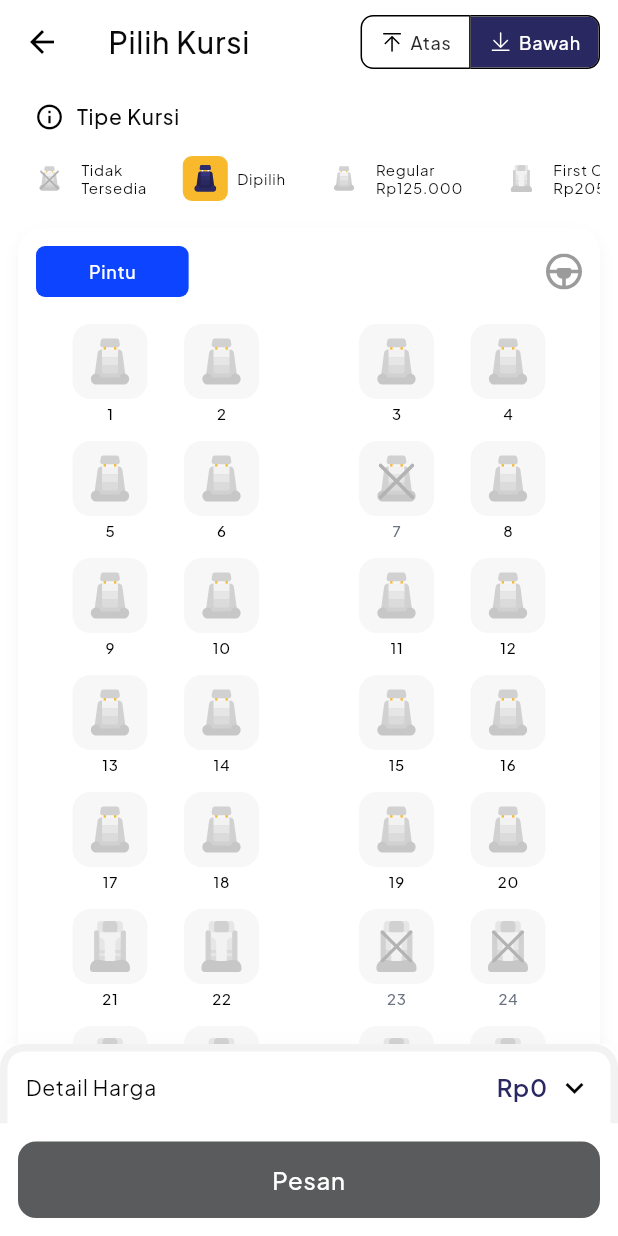
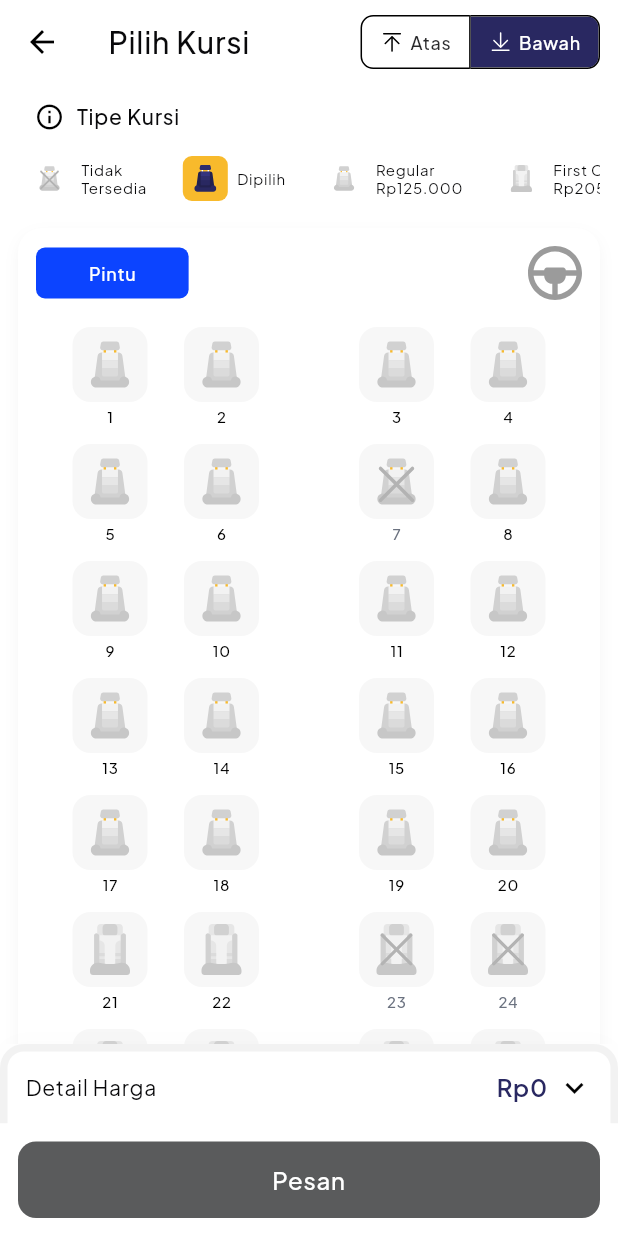
Before and after one commit to khalllishaa/shantika_cubit, a Flutter app: the PilihKursiScreen screen opened directly, on a phone screen of 412 x 824 dp. Run offline on Flutter 3.47's test engine with Material 3 defaults, Android fonts, the phone set to English and light mode, and no system bars; our stand-ins replace bloc, cached_network_image, carousel_slider, chewie, device_info_plus, dio and 33 more; missing offline and left inert: awesome_dio_interceptor, flutter_downloader, flutter_pdfview, with_space_between; accounts and stored records are empty; generated files the repository leaves out were written again; project files that could hold a hidden picture were left out.

Commit message:
feat: [KK] add kursi anda page

```diff
--- a/lib/features/home/books_ticket/list_armada_screen.dart
+++ b/lib/features/home/books_ticket/list_armada_screen.dart
@@ -1,7 +1,7 @@
 import 'package:flutter/material.dart';
 import 'package:flutter_svg/flutter_svg.dart';
 import 'package:intl/intl.dart';
-import 'package:shantika_cubit/features/home/books_ticket/pilh_kursi_bawah_screen.dart';
+import 'package:shantika_cubit/features/home/books_ticket/pilh_kursi_screen.dart';
 import '../../../ui/color.dart';
 import '../../../ui/dimension.dart';
 import '../../../ui/typography.dart';
--- /dev/null
+++ b/lib/features/home/books_ticket/pilh_kursi_screen.dart
@@ -0,0 +1,598 @@
+import 'package:flutter/material.dart';
+import 'package:flutter_svg/svg.dart';
+import 'package:shantika_cubit/features/home/books_ticket/cubit/detail_pesanan_screen.dart';
+import 'package:shantika_cubit/ui/shared_widget/custom_button.dart';
+import 'package:shantika_cubit/ui/typography.dart';
+import '../../../ui/color.dart';
+import '../../../ui/dimension.dart';
+
+class PilihKursiScreen extends StatefulWidget {
+  const PilihKursiScreen({Key? key}) : super(key: key);
+
+  @override
+  State<PilihKursiScreen> createState() => _PilihKursiScreenState();
+}
+
+class _PilihKursiScreenState extends State<PilihKursiScreen> {
+  bool isLantaiBawah = true;
+  bool showDetail = false;
+
+  final Set<int> selectedSeats = {};
+
+  final Map<int, String> seatStatusBawah = {
+    7: 'booked',
+    23: 'booked',
+    24: 'booked',
+    41: 'booked',
+  };
+
+  final Map<int, String> seatStatusAtas = {
+    5: 'booked',
+    12: 'booked',
+  };
+
+  final int totalBawah = 28;
+  final int totalAtas = 14;
+
+  final String svgAvailable = 'assets/icons/regular_avai_grey.svg';
+  final String svgSelected = 'assets/icons/regular_available.svg';
+  final String svgUnavailable = 'assets/icons/regular_filled.svg';
+  final String svgVipUnavailable = 'assets/icons/vip_filled.svg';
+  final String svgVipSelected = 'assets/icons/vip_available.svg';
+  final String svgVipAvailable = 'assets/icons/vip_avai_grey.svg';
+
+  @override
+  Widget build(BuildContext context) {
+    final currentStatus = isLantaiBawah ? seatStatusBawah : seatStatusAtas;
+
+    final int vipCount = selectedSeats.where((s) {
+      return isLantaiBawah
+          ? s >= (totalBawah - 7)
+          : s >= (totalAtas + 29 - 7);
+    }).length;
+
+    final int regularCount = selectedSeats.length - vipCount;
+
+    final int totalPrice = (vipCount * 205000) + (regularCount * 125000);
+
+    return Scaffold(
+      backgroundColor: black00,
+      appBar: AppBar(
+        backgroundColor: black00,
+        elevation: 0,
+        leading: IconButton(
+          icon: Icon(Icons.arrow_back, color: black950),
+          onPressed: () => Navigator.pop(context),
+        ),
+        title: Text('Pilih Kursi', style: xlMedium),
+        actions: [
+          Padding(
+            padding: EdgeInsets.only(right: spacing4),
+            child: ToggleButtons(
+              isSelected: [!isLantaiBawah, isLantaiBawah],
+              onPressed: (index) {
+                setState(() {
+                  isLantaiBawah = index == 1;
+                  selectedSeats.clear();
+                  showDetail = false;
+                });
+              },
+              borderColor: black950,
+              selectedBorderColor: black950,
+              borderRadius: BorderRadius.circular(borderRadius200),
+              fillColor: primaryColor,
+              selectedColor: black00,
+              constraints: BoxConstraints(
+                minHeight: 32,
+                minWidth: 70,
+              ),
+              children: [
+                Padding(
+                  padding: EdgeInsets.symmetric(horizontal: padding12, vertical: paddingXS),
+                  child: Row(
+                    children: [
+                      SvgPicture.asset(
+                        'assets/icons/arrow_line_up.svg',
+                        width: iconS,
+                        colorFilter: ColorFilter.mode(!isLantaiBawah ? black00 : black950, BlendMode.srcIn),
+                      ),
+                      SizedBox(width: space100),
+                      Text('Atas', style: xsMedium),
+                    ],
+                  ),
+                ),
+                Padding(
+                  padding: EdgeInsets.symmetric(horizontal: padding12, vertical: paddingXS),
+                  child: Row(
+                    children: [
+                      SvgPicture.asset(
+                        'assets/icons/arrow_line_down.svg',
+                        width: iconS,
+                        colorFilter: ColorFilter.mode(isLantaiBawah ? black00 : black950, BlendMode.srcIn),
+                      ),
+                      SizedBox(width: space100),
+                      Text('Bawah', style: xsMedium),
+                    ],
+                  ),
+                ),
+              ],
+            ),
+          ),
+        ],
+      ),
+
+      body: Column(
+        children: [
+          Expanded(
+            child: SingleChildScrollView(
+              padding: EdgeInsets.all(spacing4),
+              child: Column(
+                crossAxisAlignment: CrossAxisAlignment.start,
+                children: [
+                  _buildLegend(),
+                  SizedBox(height: spacing4),
+                  _buildSeatCard(currentStatus),
+                ],
+              ),
+            ),
+          ),
+          _buildPriceDetail(totalPrice, vipCount, regularCount),
+          Container(
+            padding: EdgeInsets.all(spacing4),
+            color: black00,
+            child: CustomButton(
+              width: double.infinity,
+              borderRadius: borderRadius300,
+              backgroundColor: selectedSeats.isEmpty ? black700_70 : primaryColor,
+              disabledColor: black700_70,
+              onPressed: selectedSeats.isEmpty
+                  ? null
+                  : () {
+                _showPemesananSheet(context);
+              },
+              padding: EdgeInsets.symmetric(vertical: padding16),
+              child: Text(
+                'Pesan',
+                style: mdMedium.copyWith(color: black00),
+              ),
+            ),
+          ),
+        ],
+      ),
+    );
+  }
+
+  void _showPemesananSheet(BuildContext context) {
+    showModalBottomSheet(
+      context: context,
+      isScrollControlled: true,
+      backgroundColor: Colors.transparent,
+      builder: (context) {
+        return DraggableScrollableSheet(
+          initialChildSize: 0.65,
+          maxChildSize: 0.9,
+          minChildSize: 0.4,
+          builder: (_, controller) {
+            return _buildPemesananForm(controller);
+          },
+        );
+      },
+    );
+  }
+  Widget _buildPemesananForm(ScrollController controller) {
+    final TextEditingController namaCtrl = TextEditingController();
+    final TextEditingController telpCtrl = TextEditingController();
+    final TextEditingController emailCtrl = TextEditingController();
+
+    return Container(
+      padding: EdgeInsets.all(padding20),
+      decoration: BoxDecoration(
+        color: black00,
+        borderRadius: BorderRadius.only(
+          topLeft: Radius.circular(borderRadius500),
+          topRight: Radius.circular(borderRadius500),
+        ),
+      ),
+      child: ListView(
+        controller: controller,
+        children: [
+          SizedBox(height: space200),
+          Center(
+            child: Container(
+              width: 40,
+              height: 5,
+              decoration: BoxDecoration(
+                color: black400,
+                borderRadius: BorderRadius.circular(borderRadius300),
+              ),
+            ),
+          ),
+          SizedBox(height: spacing4),
+          Center(
+            child: Text("Data Pemesanan", style: lgSemiBold),
+          ),
+          SizedBox(height: space1200),
+          Text("Nama Lengkap", style: smMedium),
+          SizedBox(height: space150),
+          TextField(
+            controller: namaCtrl,
+            decoration: InputDecoration(
+              hintText: "Masukkan nama",
+              border: OutlineInputBorder(
+                borderRadius: BorderRadius.circular(borderRadius300),
+              ),
+            ),
+          ),
+
+          SizedBox(height: spacing5),
+          Text("Nomor Telepon", style: smMedium),
+          SizedBox(height: space150),
+          TextField(
+            controller: telpCtrl,
+            keyboardType: TextInputType.phone,
+            decoration: InputDecoration(
+              hintText: "+628xxxx",
+              border: OutlineInputBorder(
+                borderRadius: BorderRadius.circular(borderRadius300),
+              ),
+            ),
+          ),
+
+          SizedBox(height: spacing5),
+          Text("Email", style: smMedium),
+          SizedBox(height: space150),
+          TextField(
+            controller: emailCtrl,
+            decoration: InputDecoration(
+              hintText: "email@email.com",
+              border: OutlineInputBorder(
+                borderRadius: BorderRadius.circular(borderRadius300),
+              ),
+            ),
+          ),
+          SizedBox(height: spacing9),
+
+          CustomButton(
+            width: double.infinity,
+            borderRadius: borderRadius500,
+            backgroundColor: primaryColor,
+            padding: EdgeInsets.symmetric(vertical: padding16),
+            onPressed: () {
+              Navigator.pop(context);
+
+              Navigator.push(
+                context,
+                MaterialPageRoute(
+                  builder: (context) => DetailPesananScreen(pesananData: {},
+                  ),
+                ),
+              );
+            },
+            child: Text(
+              'Pesan',
+              style: mdSemiBold.copyWith(color: black00),
+            ),
+          ),
+        ],
+      ),
+    );
+  }
+
+  Widget _buildPriceDetail(int totalPrice, int vipCount, int regularCount) {
+    return AnimatedContainer(
+      duration: Duration(milliseconds: 250),
+      curve: Curves.easeInOut,
+      padding: EdgeInsets.symmetric(horizontal: spacing4, vertical: spacing4),
+      decoration: BoxDecoration(
+        color: black00,
+        border: Border(
+          top: BorderSide(color: black950.withOpacity(0.05), width: 5),
+          left: BorderSide(color: black950.withOpacity(0.05), width: 5),
+          right: BorderSide(color: black950.withOpacity(0.05), width: 5),
+        ),
+        boxShadow: [
+          BoxShadow(
+            color: black950.withOpacity(0.01),
+            blurRadius: 10,
+            offset: Offset(0, -2),
+          ),
+        ],
+        borderRadius: BorderRadius.only(
+          topLeft: Radius.circular(borderRadius400),
+          topRight: Radius.circular(borderRadius400),
+        ),
+      ),
+      child: Column(
+        children: [
+          GestureDetector(
+            onTap: () => setState(() => showDetail = !showDetail),
+            child: Row(
+              mainAxisAlignment: MainAxisAlignment.spaceBetween,
+              children: [
+                Text("Detail Harga", style: smRegular),
+                Row(
+                  children: [
+                    Text(
+                      "Rp${_formatCurrency(totalPrice)}",
+                      style: mdSemiBold.copyWith(color: primaryColor),
+                    ),
+                    SizedBox(width: space150),
+                    Icon(
+                      showDetail ? Icons.keyboard_arrow_up : Icons.keyboard_arrow_down,
+                      color: black950,
+                    ),
+                  ],
+                )
+              ],
+            ),
+          ),
+
+          if (showDetail && selectedSeats.isNotEmpty) ...[
+            SizedBox(height: spacing4),
+
+            if (vipCount > 0)
+              _priceRow("${vipCount}x First Class", vipCount * 30000),
+            SizedBox(height: space250),
+
+            if (regularCount > 0)
+              _priceRow("${regularCount}x Regular", regularCount * 25000),
+            SizedBox(height: space250),
+
+            _priceRow("Total Harga", totalPrice, isTotal: true),
+          ]
+        ],
+      ),
+    );
+  }
+
+  Widget _priceRow(String label, int price, {bool isTotal = false}) {
+    return Row(
+      mainAxisAlignment: MainAxisAlignment.spaceBetween,
+      children: [
+        Text(label, style: isTotal ? xsRegular : xsRegular),
+        Text(
+          "Rp${_formatCurrency(price)}",
+          style: isTotal
+              ? smSemiBold.copyWith(color: primaryColor)
+              : smRegular,
+        ),
+      ],
+    );
+  }
+
+  Widget _buildLegend() {
+    return SingleChildScrollView(
+      scrollDirection: Axis.horizontal,
+      child: Column(
+        crossAxisAlignment: CrossAxisAlignment.start,
+        children: [
+          Row(
+            children: [
+              SizedBox(width: space300),
+              Icon(Icons.info_outline, color: black950, size: iconM),
+              SizedBox(width: space200),
+              Text('Tipe Kursi', style: smMedium),
+            ],
+          ),
+          SizedBox(height: space250),
+          Row(
+            children: [
+              _legendItem(svgUnavailable, 'Tidak\nTersedia'),
+              SizedBox(width: spacing4),
+              _legendItem(svgSelected, 'Dipilih'),
+              SizedBox(width: spacing4),
+              _legendItem(svgAvailable, 'Regular\nRp125.000'),
+              SizedBox(width: spacing4),
+              _legendItem(svgVipAvailable, 'First Class\nRp205.000'),
+            ],
+          ),
+        ],
+      ),
+    );
+  }
+
+  Widget _legendItem(String svg, String label) {
+    final bool isSelectedLegend = svg == svgSelected;
+
+    return Container(
+      padding: EdgeInsets.symmetric(horizontal: padding6, vertical: padding6),
+      decoration: BoxDecoration(
+        color: black00,
+        borderRadius: BorderRadius.circular(borderRadius300),
+      ),
+      child: Row(
+        mainAxisSize: MainAxisSize.min,
+        children: [
+          Container(
+            width: 30,
+            height: 30,
+            decoration: BoxDecoration(
+              color: isSelectedLegend ? yellow400 : black00,
+              borderRadius: BorderRadius.circular(borderRadius150),
+            ),
+            padding: EdgeInsets.all(padding6),
+            child: SvgPicture.asset(svg, fit: BoxFit.contain),
+          ),
+          SizedBox(width: space150),
+          Text(label, style: xxsRegular),
+        ],
+      ),
+    );
+  }
+
+  Widget _buildSeatCard(Map<int, String> currentStatus) {
+    return Container(
+      width: double.infinity,
+      padding: EdgeInsets.all(spacing4),
+      decoration: BoxDecoration(
+        color: black00,
+        borderRadius: BorderRadius.circular(borderRadius400),
+        boxShadow: [BoxShadow(color: black950.withOpacity(0.04), blurRadius: 8, offset: Offset(0, 4))],
+      ),
+      child: Column(
+        children: [
+          Row(
+            children: [
+              Container(
+                padding: EdgeInsets.symmetric(horizontal: paddingXL, vertical: paddingS),
+                decoration: BoxDecoration(
+                  color: navy400,
+                  borderRadius: BorderRadius.circular(borderRadius150),
+                ),
+                child: Text('Pintu', style: xsMedium.copyWith(color: black00)),
+              ),
+              Spacer(),
+              SvgPicture.asset('assets/icons/steering.svg', width: iconXL),
+            ],
+          ),
+          SizedBox(height: spacing4),
+          isLantaiBawah ? _seatLayoutBawah(currentStatus) : _seatLayoutAtas(currentStatus),
+          SizedBox(height: spacing4),
+          Row(
+            children: [
+              Container(
+                padding: EdgeInsets.symmetric(horizontal: paddingXS, vertical: padding16),
+                decoration: BoxDecoration(
+                  color: primaryColor,
+                  borderRadius: BorderRadius.circular(borderRadius150),
+                ),
+                child: Text('Pintu', style: xxsMedium.copyWith(color: black00)),
+              ),
+              SizedBox(width: spacing4),
+              Container(
+                padding: EdgeInsets.symmetric(horizontal: paddingXS, vertical: padding16),
+                decoration: BoxDecoration(
+                  color: yellow400,
+                  borderRadius: BorderRadius.circular(borderRadius150),
+                ),
+                child: Text('Toilet', style: xxsMedium.copyWith(color: black950)),
+              ),
+            ],
+          ),
+        ],
+      ),
+    );
+  }
+
+  Widget _seatLayoutBawah(Map<int, String> currentStatus) {
+    List<Widget> rows = [];
+    int seat = 1;
+
+    for (int i = 0; i < 7; i++) {
+      List<Widget> row = [];
+
+      for (int j = 0; j < 2; j++) {
+        row.add(seat <= totalBawah ? _seatTile(seat, currentStatus) : SizedBox(width: spacing11));
+        seat++;
+      }
+
+      row.add(SizedBox(width: 18));
+
+      for (int j = 0; j < 2; j++) {
+        row.add(seat <= totalBawah ? _seatTile(seat, currentStatus) : SizedBox(width: spacing11));
+        seat++;
+      }
+
+      rows.add(
+        Padding(
+          padding: EdgeInsets.symmetric(vertical: padding6),
+          child: Row(mainAxisAlignment: MainAxisAlignment.spaceEvenly, children: row),
+        ),
+      );
+    }
+
+    return Column(children: rows);
+  }
+
+  Widget _seatLayoutAtas(Map<int, String> currentStatus) {
+    List<Widget> rows = [];
+    int seat = 29;
+
+    for (int i = 0; i < 7; i++) {
+      List<Widget> row = [];
+
+      row.add(_seatTile(seat, currentStatus));
+      seat++;
+
+      row.add(SizedBox(width: spacing6));
+
+      row.add(_seatTile(seat, currentStatus));
+      seat++;
+
+      rows.add(
+        Padding(
+          padding: EdgeInsets.symmetric(vertical: padding6),
+          child: Row(mainAxisAlignment: MainAxisAlignment.spaceEvenly, children: row),
+        ),
+      );
+    }
+
+    return Column(children: rows);
+  }
+
+  Widget _seatTile(int seatNumber, Map<int, String> currentStatus) {
+    final status = currentStatus[seatNumber] ?? 'available';
+    final isSelected = selectedSeats.contains(seatNumber);
+    final isUnavailable = status == 'booked';
+    final bool isVip = isLantaiBawah
+        ? seatNumber >= (totalBawah - 7)
+        : seatNumber >= (totalAtas + 29 - 7);
+    Color iconBgColor;
+    if (isUnavailable) {
+      iconBgColor = black450;
+    } else if (isSelected) {
+      iconBgColor = yellow400;
+    } else {
+      iconBgColor = black450;
+    }
+    String svg;
+    if (isVip) {
+      svg = isUnavailable
+          ? svgVipUnavailable
+          : isSelected
+          ? svgVipSelected
+          : svgVipAvailable;
+    } else {
+      svg = isUnavailable
+          ? svgUnavailable
+          : isSelected
+          ? svgSelected
+          : svgAvailable;
+    }
+    return GestureDetector(
+      onTap: () {
+        if (isUnavailable) return;
+        setState(() {
+          isSelected ? selectedSeats.remove(seatNumber) : selectedSeats.add(seatNumber);
+        });
+      },
+      child: Column(
+        mainAxisSize: MainAxisSize.min,
+        children: [
+          Container(
+            width: 50,
+            height: 50,
+            decoration: BoxDecoration(
+              color: iconBgColor,
+              borderRadius: BorderRadius.circular(borderRadius300),
+            ),
+            padding: EdgeInsets.all(8),
+            child: SvgPicture.asset(svg, fit: BoxFit.contain),
+          ),
+          SizedBox(height: space100),
+          Text(
+            '$seatNumber',
+            style: xxsMedium.copyWith(
+              color: isUnavailable ? black400 : black950,
+            ),
+          ),
+        ],
+      ),
+    );
+  }
+  String _formatCurrency(int value) {
+    final text = value.toString();
+    final reg = RegExp(r'(\d{1,3})(?=(\d{3})+(?!\d))');
+    return text.replaceAllMapped(reg, (m) => '${m[1]}.');
+  }
+}
```
Also changed, not shown: lib/features/home/books_ticket/cubit/detail_pesanan_screen.dart (+16 -5 lines), lib/features/home/books_ticket/kursi_anda_screen.dart (renamed from lib/features/home/books_ticket/pilh_kursi_bawah_screen.dart, +10 -19 lines).
